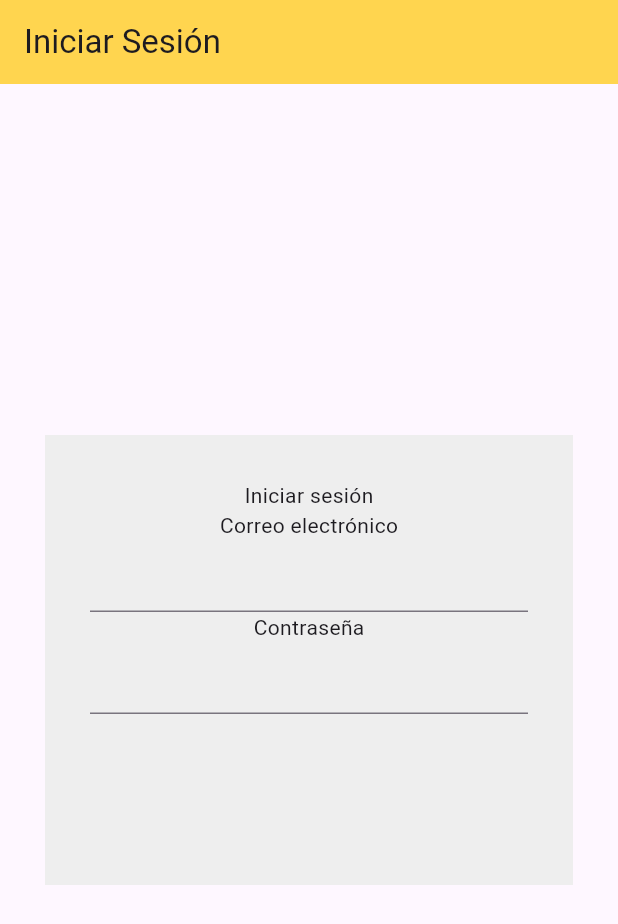
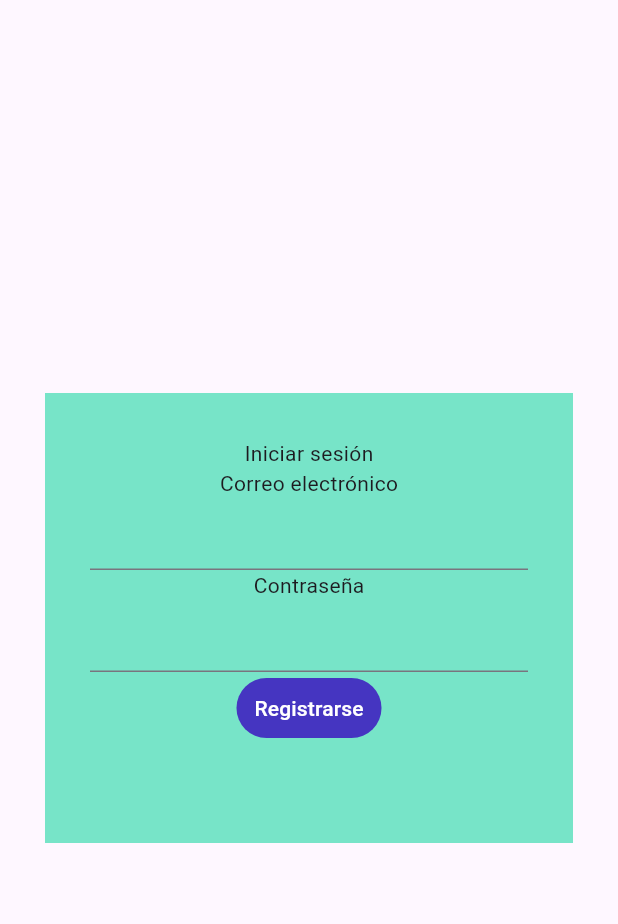
Before and after one commit to dandresrp/login, a Flutter app: the screen it shows after launch, on a phone screen of 412 x 824 dp. Shown: the top 924 px of the screen. Run offline on Flutter 3.47's test engine with Material 3 defaults, Android fonts, the phone set to English and light mode, and no system bars.

Commit message:
Agregar boton registrarse a pantalla inicio de sesión

```diff
--- a/analysis_options.yaml
+++ b/analysis_options.yaml
@@ -21,6 +21,8 @@ linter:
   # `// ignore_for_file: name_of_lint` syntax on the line or in the file
   # producing the lint.
   rules:
+    prefer_const_constructors: false
+    prefer_const_declarations: false
     # avoid_print: false  # Uncomment to disable the `avoid_print` rule
     # prefer_single_quotes: true  # Uncomment to enable the `prefer_single_quotes` rule
 
--- a/lib/iniciar_sesion.dart
+++ b/lib/iniciar_sesion.dart
@@ -4,13 +4,9 @@ class InicioSesion extends StatelessWidget {
   @override
   Widget build(BuildContext context) {
     return Scaffold(
-      appBar: AppBar(
-        title: Text('Iniciar Sesión'),
-        backgroundColor: Colors.amber.shade300,
-      ),
       body: Center(
         child: Container(
-          color: Colors.grey.shade200,
+          color: Color.fromRGBO(119, 228, 200,1),
           margin: EdgeInsets.all(30),
           padding: EdgeInsets.all(30),
           height: 300,
@@ -33,6 +29,16 @@ class InicioSesion extends StatelessWidget {
                   ],
                 )
               ),
+              TextButton(
+                onPressed: () {},
+                child: Text(
+                  'Registrarse',
+                  style: TextStyle(
+                    color: Colors.white
+                  ),
+                ),
+                style: TextButton.styleFrom(backgroundColor: Color.fromRGBO(69, 53, 193,1)),
+              ),
             ],
           ),
         ),
--- a/lib/main.dart
+++ b/lib/main.dart
@@ -9,6 +9,7 @@ class MyApp extends StatelessWidget	{
   @override
   Widget build(BuildContext context) {
      return MaterialApp(
+      debugShowCheckedModeBanner: false,
         home: InicioSesion()
      );
   }
```
